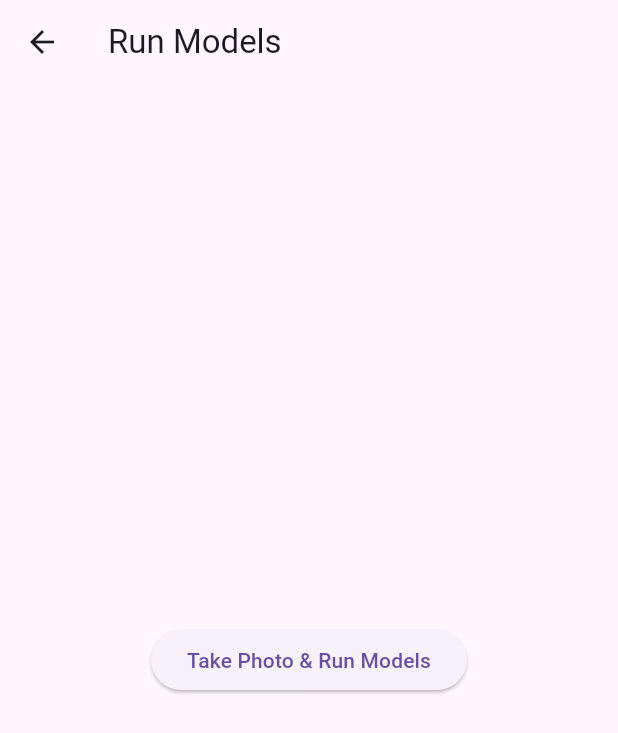
After one commit to abdelaziz-mahdy/pytorch_lite, a Flutter app: the screen it shows after launch, after a tap on "Run Model with ImagePicker Camera", on a phone screen of 412 x 824 dp. The commit adds this screen. Shown: the top 733 px of the screen. Run offline on Flutter 3.47's test engine with Material 3 defaults, Android fonts, the light colour scheme and no system bars; our stand-ins replace camera, image_picker; missing offline and left inert: computer.

Commit message:
adding image picker camera screen to examples

```diff
--- a/example/lib/main.dart
+++ b/example/lib/main.dart
@@ -1,6 +1,7 @@
 import 'package:flutter/material.dart';
 import 'package:pytorch_lite_example/run_model_by_camera_demo.dart';
 import 'package:pytorch_lite_example/run_model_by_image_demo.dart';
+import 'package:pytorch_lite_example/run_model_by_image_picker_camera_demo.dart';
 
 Future<void> main() async {
   runApp(const ChooseDemo());
@@ -60,7 +61,27 @@ class _ChooseDemoState extends State<ChooseDemo> {
                       color: Colors.white,
                     ),
                   ),
-                )
+                ),
+                TextButton(
+                  onPressed: () => {
+                    Navigator.push(
+                      context,
+                      MaterialPageRoute(
+                        builder: (context) =>
+                            const RunModelByImagePickerCameraDemo(),
+                      ),
+                    )
+                  },
+                  style: TextButton.styleFrom(
+                    backgroundColor: Colors.blue,
+                  ),
+                  child: const Text(
+                    "Run Model with ImagePicker Camera",
+                    style: TextStyle(
+                      color: Colors.white,
+                    ),
+                  ),
+                ),
               ],
             ),
           );
--- /dev/null
+++ b/example/lib/run_model_by_image_picker_camera_demo.dart
@@ -0,0 +1,149 @@
+import 'dart:io';
+import 'dart:typed_data';
+import 'package:flutter/material.dart';
+import 'package:image_picker/image_picker.dart';
+import 'package:pytorch_lite/pytorch_lite.dart';
+import 'package:pytorch_lite_example/ui/box_widget.dart';
+
+class RunModelByImagePickerCameraDemo extends StatefulWidget {
+  const RunModelByImagePickerCameraDemo({Key? key}) : super(key: key);
+
+  @override
+  _RunModelByImagePickerCameraDemoState createState() =>
+      _RunModelByImagePickerCameraDemoState();
+}
+
+class _RunModelByImagePickerCameraDemoState
+    extends State<RunModelByImagePickerCameraDemo> {
+  List<ResultObjectDetection>? objectDetectionResults;
+  String? classificationResult;
+  Duration? objectDetectionInferenceTime;
+  Duration? classificationInferenceTime;
+  File? _image;
+  ModelObjectDetection? _objectModel;
+  ClassificationModel? _imageModel;
+  bool _isLoading = false; // Add loading state
+
+  @override
+  void initState() {
+    super.initState();
+    loadModel();
+  }
+
+  Future loadModel() async {
+    String pathImageModel = "assets/models/model_classification.pt";
+    String pathObjectDetectionModel = "assets/models/yolov5s.torchscript";
+    try {
+      _imageModel = await PytorchLite.loadClassificationModel(
+        pathImageModel, 224, 224, 1000, // Adjust as needed
+        labelPath: "assets/labels/label_classification_imageNet.txt",
+      );
+      _objectModel = await PytorchLite.loadObjectDetectionModel(
+        pathObjectDetectionModel,
+        80,
+        640,
+        640,
+        labelPath: "assets/labels/labels_objectDetection_Coco.txt",
+      );
+    } catch (e) {
+      print("Error loading model: $e");
+    }
+  }
+
+  Future runModels() async {
+    setState(() => _isLoading = true);
+
+    final ImagePicker picker = ImagePicker();
+    final XFile? pickedImage =
+        await picker.pickImage(source: ImageSource.camera);
+    if (pickedImage == null) {
+      setState(() => _isLoading = false);
+      return;
+    }
+
+    File image = File(pickedImage.path);
+    Uint8List imageBytes = await image.readAsBytes(); // Read bytes once
+
+    // Run both models concurrently
+    final results = await Future.wait([
+      () async {
+        Stopwatch stopwatch = Stopwatch()..start();
+        try {
+          return await _imageModel?.getImagePrediction(imageBytes);
+        } catch (e) {
+          print("Error during classification: $e");
+          return null; // or handle the error as needed
+        } finally {
+          classificationInferenceTime = stopwatch.elapsed;
+        }
+      }(),
+      () async {
+        Stopwatch stopwatch = Stopwatch()..start();
+        try {
+          return await _objectModel?.getImagePrediction(
+            imageBytes,
+            minimumScore: 0.1,
+            iOUThreshold: 0.3,
+          );
+        } catch (e) {
+          print("Error during object detection: $e");
+          return null; // or handle the error as needed
+        } finally {
+          objectDetectionInferenceTime = stopwatch.elapsed;
+        }
+      }(),
+    ]);
+
+    classificationResult = results[0] as String?;
+    objectDetectionResults = results[1] as List<ResultObjectDetection>?;
+
+    setState(() {
+      _image = image;
+      _isLoading = false;
+    });
+  }
+
+  @override
+  Widget build(BuildContext context) {
+    return Scaffold(
+      appBar: AppBar(title: const Text('Run Models')),
+      body: Center(
+        child: _isLoading
+            ? const CircularProgressIndicator() // Show loading indicator
+            : Column(
+                mainAxisAlignment: MainAxisAlignment.center,
+                children: [
+                  if (_image != null) ...[
+                    SizedBox(
+                      height: MediaQuery.sizeOf(context).height * 0.5,
+                      child: Padding(
+                        padding: const EdgeInsets.all(20),
+                        child: _objectModel!.renderBoxesOnImage(
+                            _image!, objectDetectionResults ?? []),
+                      ),
+                    ),
+                    const SizedBox(height: 20),
+                    Text(
+                      "Classification Result: ${classificationResult ?? "N/A"}",
+                      style: const TextStyle(fontSize: 16),
+                    ),
+                    Text(
+                      "Classification Time: ${classificationInferenceTime?.inMilliseconds ?? "N/A"} ms",
+                      style: const TextStyle(fontSize: 16),
+                    ),
+                    Text(
+                      "Object Detection Time: ${objectDetectionInferenceTime?.inMilliseconds ?? "N/A"} ms",
+                      style: const TextStyle(fontSize: 16),
+                    ),
+                    const SizedBox(height: 20),
+                  ],
+                  ElevatedButton(
+                    onPressed: runModels,
+                    child: const Text('Take Photo & Run Models'),
+                  ),
+                ],
+              ),
+      ),
+    );
+  }
+}
```
Also changed, not shown: example/pubspec.lock.
